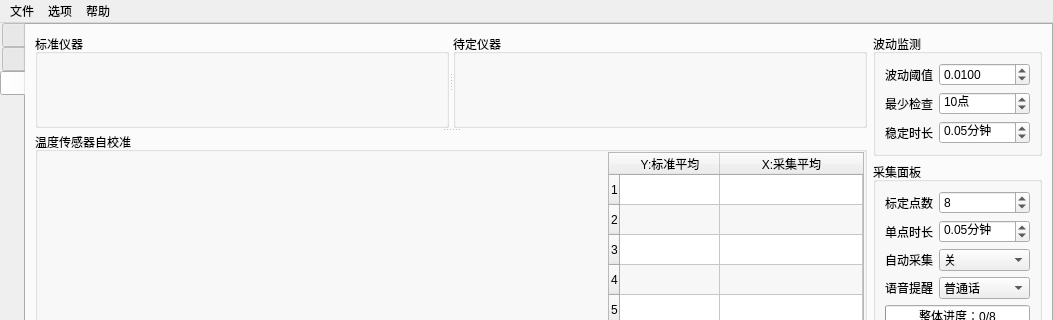
The window that mainwindow.ui (m-RNA/TemperatureSelfCorrectionBasedOnQtSerial) describes before a commit, drawn with Qt 5; both pictures show x 0 to 1053 and y 0 to 320 of the 1053 by 798 pixel window.
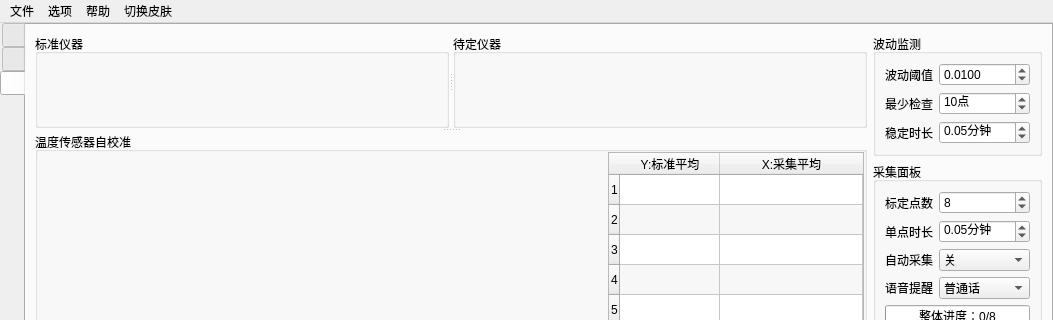
The same window after the commit. Icons and pictures are not drawn. Custom widgets are drawn as their Qt base class.

The edit to the form file:
```diff
--- a/mainwindow.ui
+++ b/mainwindow.ui
@@ -1335,9 +1335,19 @@
     <addaction name="separator"/>
     <addaction name="action"/>
    </widget>
+   <widget class="QMenu" name="menu_3">
+    <property name="title">
+     <string>切换皮肤</string>
+    </property>
+    <addaction name="actionLightStyle"/>
+    <addaction name="actionGrayStyle"/>
+    <addaction name="actionBlueStyle"/>
+    <addaction name="actionDarkStyle"/>
+   </widget>
    <addaction name="menu"/>
    <addaction name="menu_2"/>
    <addaction name="menuAbout"/>
+   <addaction name="menu_3"/>
   </widget>
   <widget class="QStatusBar" name="statusbar"/>
   <action name="actionAbout">
```
Left out of the diff: 35 changed lines with no effect on the pictures.
